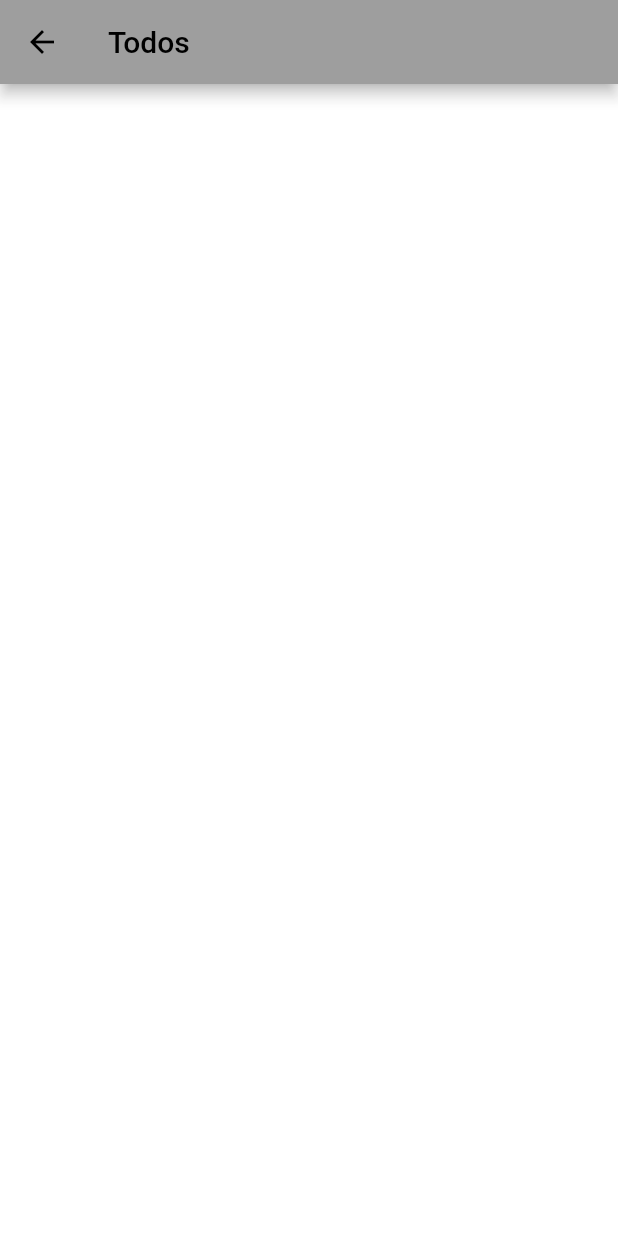
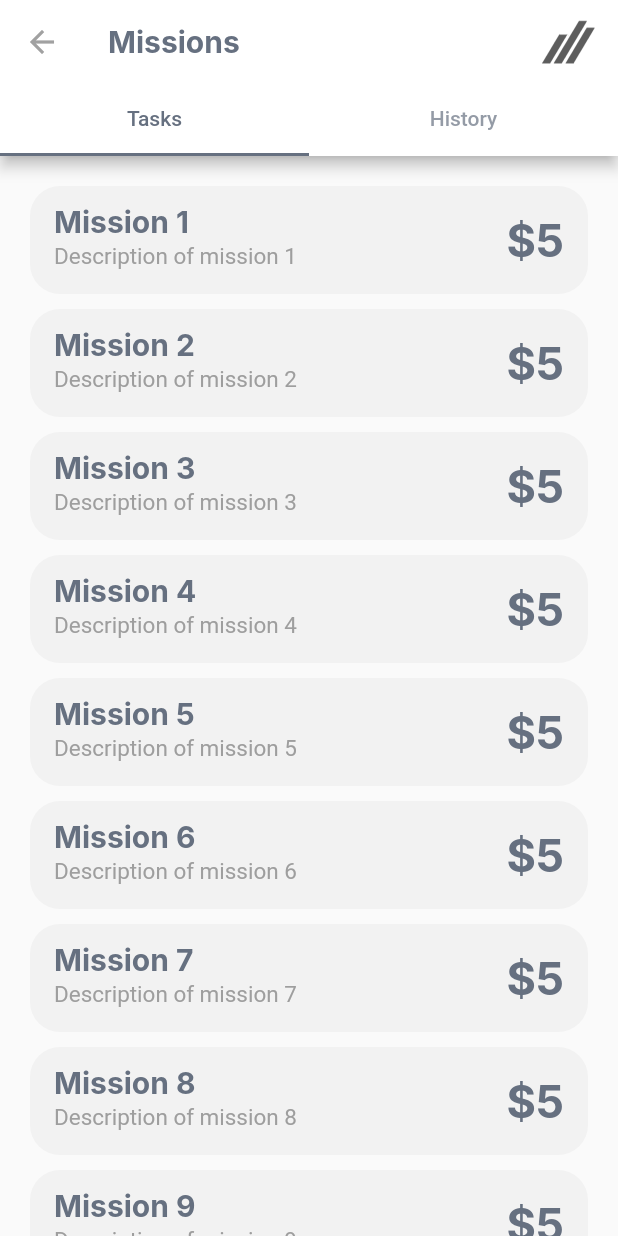
Before and after one commit to intension-software/hackkosice, a Flutter app: the screen it shows after launch, after a tap on "You have pushed the button this many tim", on a phone screen of 412 x 824 dp. Run offline on Flutter 3.47's test engine with Material 2 defaults, Android fonts, the phone set to English and light mode, and no system bars; Roboto replaces fonts that are missing (Inter).

Commit message:
make missions page

```diff
--- a/child_app/lib/main.dart
+++ b/child_app/lib/main.dart
@@ -26,7 +26,7 @@ class MyApp extends StatelessWidget {
         // Notice that the counter didn't reset back to zero; the application
         // is not restarted.
         primarySwatch: Colors.grey,
-        canvasColor: Colors.white10,
+        canvasColor: Colors.white,
         textTheme: ThemeData.dark().textTheme.copyWith(
             button: const TextStyle(color: Colors.lightBlue),
         ),
@@ -34,7 +34,7 @@ class MyApp extends StatelessWidget {
       initialRoute: '/home',
       routes: <String, WidgetBuilder> {
         HomePage.routeName: (BuildContext context) => const HomePage(title: 'Tatra banka'),
-        Todos.routeName: (BuildContext context) => const Todos(title: 'Todos'),
+        Todos.routeName: (BuildContext context) => const Todos(title: 'Missions'),
       },
     );
   }
--- /dev/null
+++ b/child_app/lib/util/AppColors.dart
@@ -0,0 +1,5 @@
+import 'dart:ui';
+
+class AppColors {
+  static final Color grey = Color(0xFF667080);
+}
--- /dev/null
+++ b/child_app/lib/widgets/todos/missionsWidget.dart
@@ -0,0 +1,70 @@
+import 'package:flutter/material.dart';
+
+import '../../util/AppColors.dart';
+
+class MissionsWidget extends StatefulWidget {
+  MissionsWidget({Key? key}) : super(key: key);
+
+  @override
+  _MissionsWidgetState createState() => _MissionsWidgetState();
+}
+
+class _MissionsWidgetState extends State<MissionsWidget> {
+  int _counter = 10;
+
+  @override
+  Widget build(BuildContext context) {
+    return Scaffold(
+      body:  Container(
+        margin: EdgeInsets.only(top: 10),
+          child: Column(
+        children: <Widget>[
+          Expanded(
+            child: ListView.builder(
+              padding: EdgeInsets.zero,
+              itemCount: _counter,
+              itemBuilder: (context, index) {
+                return Card (
+                    shape: RoundedRectangleBorder(
+                      borderRadius: BorderRadius.circular(20.0),
+                    ),
+                    margin: EdgeInsets.only(top: 10, bottom: 0, left: 20, right: 20),
+                    color: Color(0xFFf2f2f2),
+                    shadowColor: Colors.transparent,
+                    child: ListTile(
+                      title: Text(
+                        "Mission ${index + 1}",
+                        style: TextStyle(
+                          fontSize: 20,
+                          color: AppColors.grey,
+                          fontWeight: FontWeight.bold,
+                          fontFamily: 'Inter',
+
+                        ),
+                      ),
+                      subtitle: Text(
+                        "Description of mission ${index + 1}",
+                        style: TextStyle(
+                          fontSize: 15,
+                          color: Colors.grey,
+                        ),
+                      ),
+                      trailing: Text(
+                        '\$5',
+                        style: TextStyle(
+                          fontWeight: FontWeight.bold,
+                          fontFamily: 'Inter',
+                          fontSize: 30,
+                          color: AppColors.grey,
+                        ),
+                      ),
+                    )
+                );
+              },
+            ),
+          ),
+        ],
+      ))
+    );
+  }
+}
--- a/child_app/lib/widgets/todos/todos.dart
+++ b/child_app/lib/widgets/todos/todos.dart
@@ -1,9 +1,11 @@
+import 'package:child_app/widgets/todos/missionsWidget.dart';
 import 'package:flutter/material.dart';
+
+import '../../util/AppColors.dart';
 
 class Todos extends StatefulWidget {
   const Todos({Key? key, required this.title}) : super(key: key);
   static const String routeName = '/todos';
-
 
   final String title;
 
@@ -12,7 +14,7 @@ class Todos extends StatefulWidget {
 }
 
 class _TodosState extends State<Todos> {
-  int _counter = 0;
+  int _counter = 10;
 
   void _incrementCounter() {
     setState(() {
@@ -22,16 +24,52 @@ class _TodosState extends State<Todos> {
 
   @override
   Widget build(BuildContext context) {
+    return MaterialApp(
+      home: DefaultTabController(
+        length: 2,
+        child: Scaffold(
+          appBar: AppBar(
+            foregroundColor: Colors.black,
+            bottom: TabBar(
+              labelColor: AppColors.grey,
+              indicatorColor: AppColors.grey,
+              tabs: [
+                Tab(text: 'Tasks'),
+                Tab(text: 'History'),
+              ],
+            ),
+            title: Text(widget.title,
+                style: TextStyle(
+                    fontSize: 20,
+                    fontWeight: FontWeight.bold,
+                    fontFamily: 'Inter',
+                    color: AppColors.grey)),
+            leading: IconButton(
+              icon: Icon(Icons.arrow_back, color: Color(0xFFa1a1a1)),
+              color: Colors.white,
+              onPressed: () {
+                Navigator.pop(context);
+              },
+            ),
+            actions: [
+              Padding(
+                  padding: const EdgeInsets.only(right: 8.0),
+                  child:
+                  Align(
+                    child:
+                    Image.asset("assets/logo_grey.png", height: 50, width: 50),
+                  ))],
+            backgroundColor: Colors.white,
 
-    return Scaffold(
-      appBar: AppBar(
-        title: Text(widget.title),
-      ),
-      body: Center(
-        child: Column(
-          mainAxisAlignment: MainAxisAlignment.center,
-          children: <Widget>[
-          ],
+          ),
+          body: TabBarView(
+            children: [
+              MissionsWidget(),
+              Center(
+                child: Text('Tab 2'),
+              ),
+            ],
+          ),
         ),
       ),
     );
--- a/child_app/pubspec.yaml
+++ b/child_app/pubspec.yaml
@@ -51,6 +51,11 @@ dev_dependencies:
 
 # The following section is specific to Flutter.
 flutter:
+  assets:
+    - assets/todosBackground.jpg
+    - assets/logo.png
+    - assets/logo_black.png
+    - assets/logo_grey.png
 
   # The following line ensures that the Material Icons font is
   # included with your application, so that you can use the icons in
```
Also changed, not shown: child_app/assets/logo.png (added), child_app/assets/logo_black.png (added), child_app/assets/logo_grey.png (added), child_app/assets/todosBackground.jpg (added), 1 other file.
